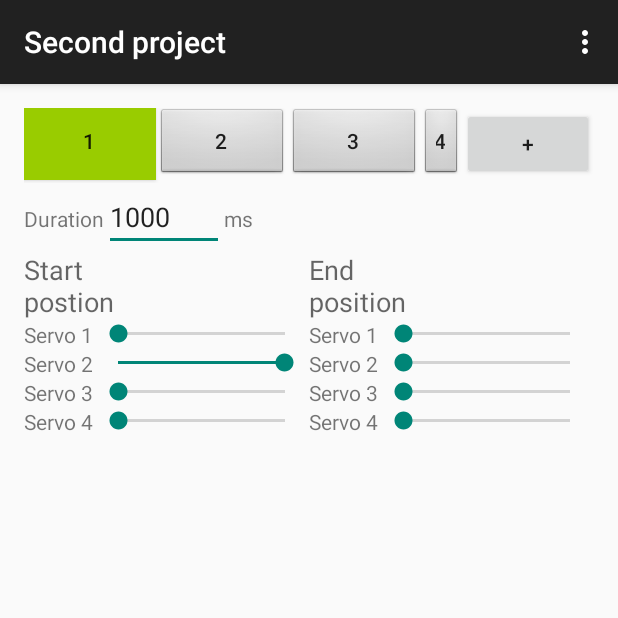
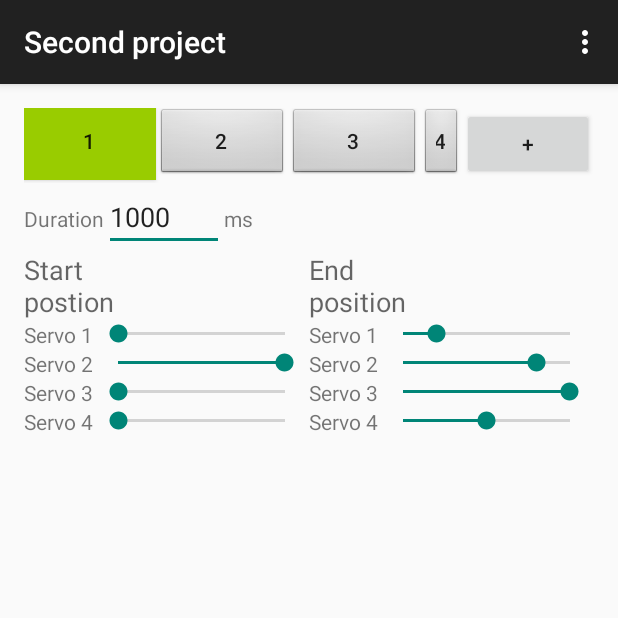
Before and after one commit to ngirardin/graveyard_bob, an Android app: the screen it shows after launch (ProjectActivity), after a tap on an icon or button, on a phone screen of 412 x 824 dp, the top half of it. Run offline under Robolectric (Android 15) with nearby library versions, the phone set to English and light mode, and no system bars.

```diff
--- a/app/src/main/java/fr/dmconcept/bob/activities/ProjectActivity.java
+++ b/app/src/main/java/fr/dmconcept/bob/activities/ProjectActivity.java
@@ -111,8 +111,7 @@ public class ProjectActivity extends ActionBarActivity {
                 });
 
             // Create the timeline positions
-            for (int i = 0; i < project.steps.length; i++) {
-
+            for (int i = 0; i < project.steps.length - 1; i++) {
                 Button button = new Button(view.getContext());
                 button.setText(String.valueOf(i + 1));
                 button.setTag(i);
@@ -144,15 +143,7 @@ public class ProjectActivity extends ActionBarActivity {
             button.setBackgroundColor(getResources().getColor(android.R.color.holo_green_light));
 
             // Update the position sliders
-            View root = button.getRootView();
-
-            TableLayout startPositions = (TableLayout) root.findViewById(R.id.startPositions);
-            TableLayout endPositions   = (TableLayout) root.findViewById(R.id.endPositions  );
-
-            Step step = project.steps[positionIndex];
-
-            for (int i = 0; i < step.getServosCount(); i++)
-                ((SeekBar) startPositions.findViewWithTag(i)).setProgress(step.getServo(i));
+            updatePositionsSliders(positionIndex, button.getRootView());
 
         }
 
@@ -187,6 +178,22 @@ public class ProjectActivity extends ActionBarActivity {
 
         }
 
+        private void updatePositionsSliders(int positionIndex, View root) {
+
+            TableLayout startPositions = (TableLayout) root.findViewById(R.id.startPositions);
+            TableLayout endPositions   = (TableLayout) root.findViewById(R.id.endPositions  );
+
+            Step startStep = project.steps[positionIndex    ];
+            Step endStep   = project.steps[positionIndex + 1];
+
+            for (int i = 0; i < startStep.getServosCount(); i++)
+                    ((SeekBar) startPositions.findViewWithTag(i)).setProgress(startStep.getServo(i));
+
+            for (int i = 0; i < endStep.getServosCount(); i++)
+                    ((SeekBar) endPositions.findViewWithTag(i)).setProgress(endStep.getServo(i));
+
+        }
+
     }
 
 }
--- a/app/src/main/res/layout/fragment_project.xml
+++ b/app/src/main/res/layout/fragment_project.xml
@@ -72,10 +72,11 @@
 
             <TableRow
                 android:layout_width="fill_parent"
-                android:layout_height="fill_parent">
+                android:layout_height="fill_parent"
+                android:showDividers="beginning|middle|end">
 
                 <TextView
-                    android:layout_width="wrap_content"
+                    android:layout_width="fill_parent"
                     android:layout_height="wrap_content"
                     android:textAppearance="?android:attr/textAppearanceMedium"
                     android:text="Start postion"
@@ -97,7 +98,7 @@
                 android:layout_height="fill_parent">
 
                 <TextView
-                    android:layout_width="wrap_content"
+                    android:layout_width="fill_parent"
                     android:layout_height="wrap_content"
                     android:textAppearance="?android:attr/textAppearanceMedium"
                     android:text="End position"
```
